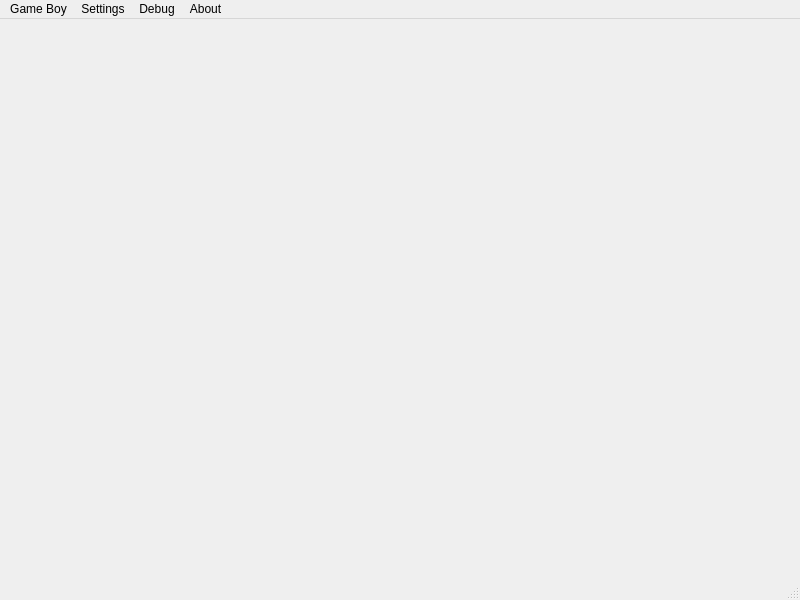
Old version of the form platforms/qt-shared/MainWindow.ui in the repository drhelius/Gearboy.
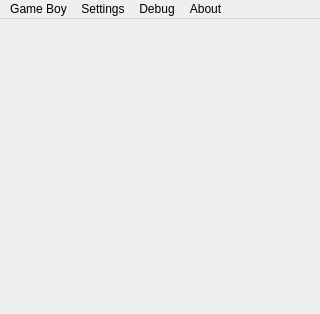
New version of the form.

Commit message: linked methods with menu entries

```diff
--- a/platforms/qt-shared/MainWindow.ui
+++ b/platforms/qt-shared/MainWindow.ui
@@ -6,8 +6,8 @@
    <rect>
     <x>0</x>
     <y>0</y>
-    <width>800</width>
-    <height>600</height>
+    <width>320</width>
+    <height>314</height>
    </rect>
   </property>
   <property name="windowTitle">
@@ -19,8 +19,8 @@
     <rect>
      <x>0</x>
      <y>0</y>
-     <width>800</width>
-     <height>22</height>
+     <width>320</width>
+     <height>26</height>
     </rect>
    </property>
    <widget class="QMenu" name="menuSettings">
@@ -90,7 +90,6 @@
    <addaction name="menuDebug"/>
    <addaction name="menuAbout"/>
   </widget>
-  <widget class="QStatusBar" name="statusbar"/>
   <action name="actionInput">
    <property name="text">
     <string>Input...</string>
```
Left out of the diff: 287 changed lines with no effect on the pictures. The commit also changes 2 other files.
